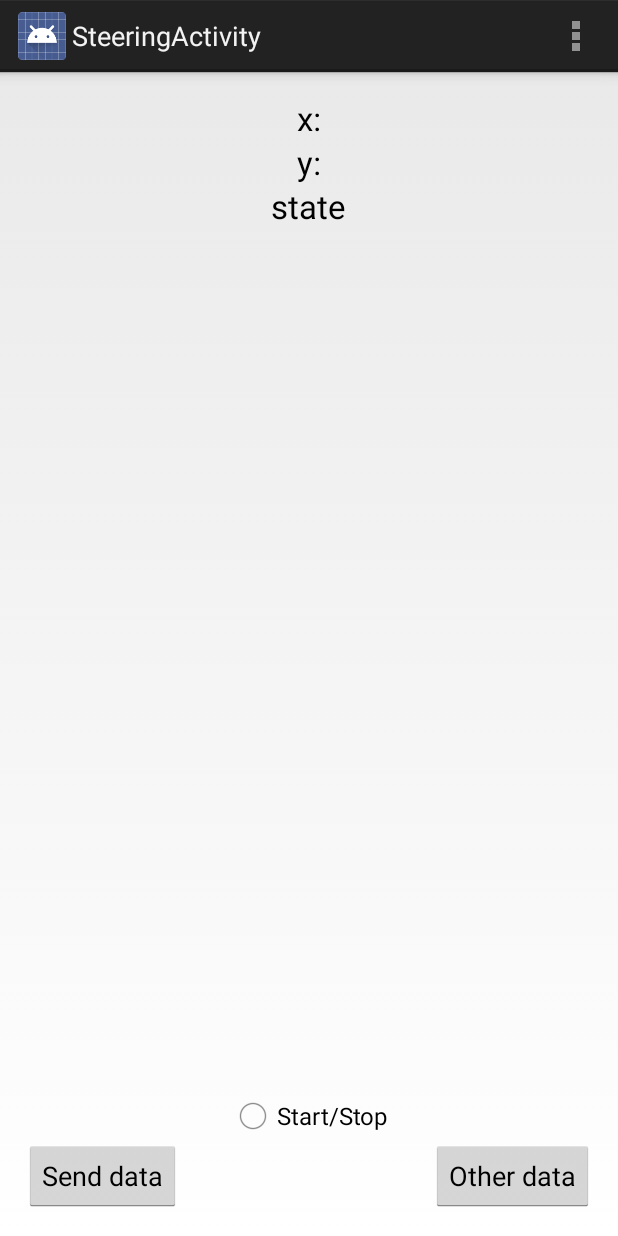
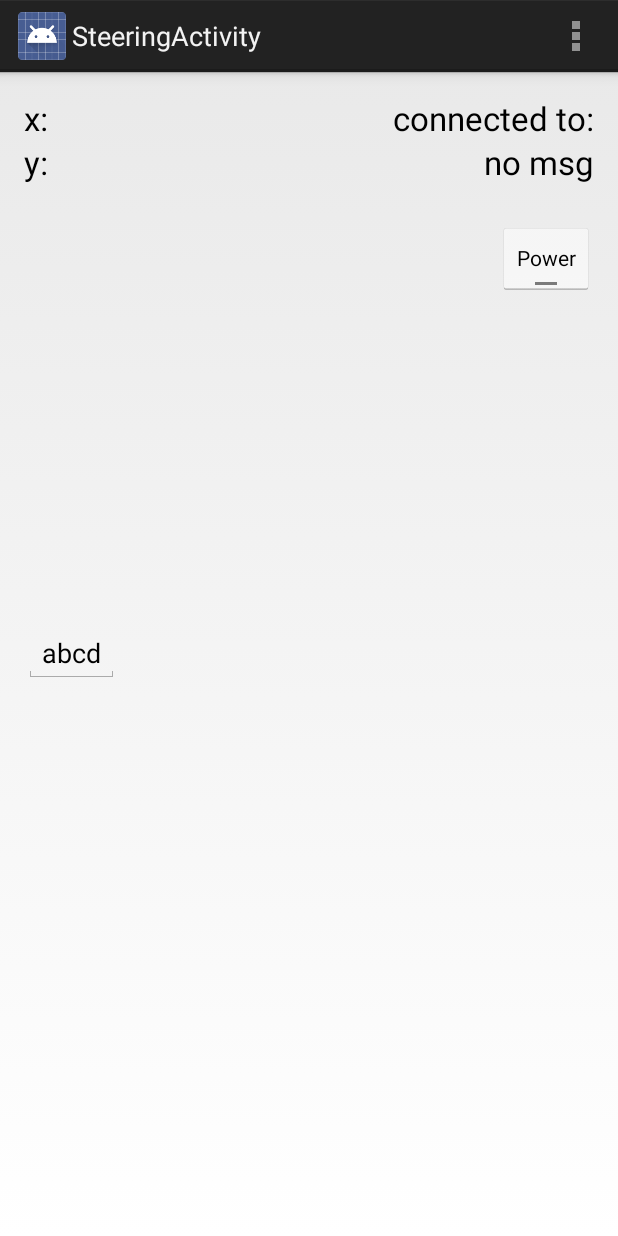
Before and after one commit to jakubt33/Hexapod, an Android app: the SteeringActivity screen opened directly, with no data from a screen before it, on a phone screen of 412 x 824 dp. Run offline under Robolectric (Android 15) with nearby library versions, the phone set to English and light mode, and no system bars; 1 statement that could not run was skipped.

Commit message:
main loop implemented

```diff
--- a/Android/Hexapod/app/src/main/java/com/jtrzyna/hexapod/SteeringActivity.java
+++ b/Android/Hexapod/app/src/main/java/com/jtrzyna/hexapod/SteeringActivity.java
@@ -12,21 +12,27 @@ import android.os.Message;
 import android.view.Menu;
 import android.view.MenuItem;
 import android.view.View;
+import android.widget.Button;
+import android.widget.EditText;
 import android.widget.ListView;
 import android.widget.RadioButton;
 import android.widget.TextView;
 import android.widget.Toast;
+import android.widget.ToggleButton;
 
 import java.io.IOException;
 import java.io.InputStream;
 import java.io.OutputStream;
 import java.io.Serializable;
 import java.util.ArrayList;
+import java.util.Iterator;
 import java.util.Set;
 import java.util.UUID;
 
 
 public class SteeringActivity extends Activity {
+
+    private Thread messageHandler;
 
     public static final UUID MY_UUID = UUID.fromString("00001101-0000-1000-8000-00805F9B34FB");
     ConnectedThread connectedThread;
@@ -35,11 +41,15 @@ public class SteeringActivity extends Activity {
     ArrayList<BluetoothDevice> devices;
     Set<BluetoothDevice> devicesArray;
     BluetoothDevice selectedDevice;
-    TextView state;
 
-    RadioButton StartStopButton;
+    String state;
+    ToggleButton power;
     TextView xPosition;
     TextView yPosition;
+    EditText messageToSend;
+    TextView btTargetName;
+    TextView messageReceived;
+
     protected static final int MESSAGE_READ = 1;
     protected static final int SUCCESS_CONNECT = 2;
 
@@ -49,14 +59,15 @@ public class SteeringActivity extends Activity {
             super.handleMessage(msg);
             switch (msg.what) {
                 case SUCCESS_CONNECT:
-                    state.setText("connected");
                     connectedThread = new ConnectedThread((BluetoothSocket)msg.obj);
+                    messageReceived.setText("waiting for instructions");
+                    mainLoop();
                     break;
 
                 case MESSAGE_READ:
                     byte[] readBuf = (byte[]) msg.obj;
                     String string = new String(readBuf);
-                    state.setText(string);
+                    messageReceived.setText(string);
                     break;
             }
         }
@@ -65,6 +76,7 @@ public class SteeringActivity extends Activity {
     protected void onCreate(Bundle savedInstanceState) {
         super.onCreate(savedInstanceState);
         setContentView(R.layout.activity_steering);
+
         init();
 
         String getData = "start";
@@ -77,49 +89,70 @@ public class SteeringActivity extends Activity {
         Bundle b = myIntent.getExtras();
         if(b.containsKey("deviceName") ) {
             getData = b.getString("deviceName");
+            int foundFlag = 0;
             for (int i=0; i<devices.size(); i++) {
                 if(devices.get(i).getName().equals(getData)){
                     selectedDevice = devices.get(i);
-                    state.setText(selectedDevice.getName());
+                    btTargetName.setText("connected to: " + selectedDevice.getName());
+                    foundFlag = 1;
+
                     break;
                 }
             }
-
-            connect = new ConnectThread(selectedDevice);
-            connect.start();
+            if(foundFlag == 1) {
+                connect = new ConnectThread(selectedDevice);
+                connect.start();
+            }
+            else {
+                finish();
+            }
 
         }
     }
 
     private void init(){
 
+
         devices = new ArrayList<BluetoothDevice>();
-        StartStopButton = (RadioButton) findViewById(R.id.radioStartStop);
+        messageToSend = (EditText) findViewById(R.id.editText);
+        messageToSend.setText("abcd");
         xPosition = (TextView)findViewById(R.id.xPosition);
         yPosition = (TextView)findViewById(R.id.yPosition);
-        state = (TextView)findViewById(R.id.textState);
+        btTargetName = (TextView)findViewById(R.id.textState);
+        messageReceived = (TextView)findViewById(R.id.textReceived);
+        power = (ToggleButton)findViewById(R.id.bPower);
+
+        messageHandler = new Thread(){
+            public void run(){
+                try{
+                    sleep(10);
+                }catch(InterruptedException e){
+                    e.printStackTrace();
+                }finally{
+                    messageReceived.setText("handler");
+                    //connectedThread.write(messageReceived.toString().getBytes());
+                    //connectedThread.run();
+                }
+            }
+        };
     }
 
+    public void onPowerClicked(View V){
 
-    public void onSentDataClicked(View V) {
-        String s = "cdcd";
-        connectedThread.write(s.getBytes());
-        connectedThread.run();
     }
-
-    public void onSentOtherDataClicked(View V) {
-        String s = "abab";
-        connectedThread.write(s.getBytes());
-        connectedThread.run();
-    }
-
-    public void onStartStopChecked(View V){
-        if(StartStopButton.isChecked()){
-
+    private void mainLoop() {
+        boolean x = true;
+        int y = 0;
+        while (x) {
+            y++;
+            if(y>100){
+                x = false;
+            }
+            //state.setText(Integer.toString(i));
+            //messageHandler.start();
+            //i++;
         }
-        else{
-
-        }
+        messageReceived.setText("loop done");
     }
 
     @Override
@@ -228,6 +261,7 @@ public class SteeringActivity extends Activity {
                 try {
                     mmSocket.close();
                 } catch (IOException closeException) {
+                    closeException.printStackTrace();
                 }
                 return;
             }
--- a/Android/Hexapod/app/src/main/res/layout/activity_steering.xml
+++ b/Android/Hexapod/app/src/main/res/layout/activity_steering.xml
@@ -15,8 +15,7 @@
         android:textAppearance="?android:attr/textAppearanceLarge"
         android:text="x:"
         android:id="@+id/xPosition"
-        android:layout_alignParentTop="true"
-        android:layout_centerHorizontal="true" />
+        android:layout_alignParentTop="true" />
 
     <TextView
         android:layout_width="wrap_content"
@@ -24,44 +23,44 @@
         android:textAppearance="?android:attr/textAppearanceLarge"
         android:text="y:"
         android:id="@+id/yPosition"
-        android:layout_below="@+id/xPosition"
-        android:layout_centerHorizontal="true" />
+        android:layout_below="@+id/xPosition" />
 
     <TextView
         android:layout_width="wrap_content"
         android:layout_height="wrap_content"
         android:textAppearance="?android:attr/textAppearanceLarge"
-        android:text="state"
+        android:text="connected to:"
         android:id="@+id/textState"
-        android:layout_below="@+id/yPosition"
-        android:layout_centerHorizontal="true" />
+        android:layout_alignParentRight="true" />
 
-    <RadioButton
+    <EditText
         android:layout_width="wrap_content"
         android:layout_height="wrap_content"
-        android:text="Start/Stop"
-        android:id="@+id/radioStartStop"
-        android:layout_above="@+id/bMsg"
-        android:layout_centerHorizontal="true"
-        android:checked="false"
-        android:clickable="true"
-        android:onClick="onStartStopChecked" />
+        android:id="@+id/editText"
+        android:layout_centerVertical="true"
+        android:layout_alignParentLeft="true"
+        android:layout_alignParentStart="true" />
 
-    <Button
+    <TextView
         android:layout_width="wrap_content"
         android:layout_height="wrap_content"
-        android:text="Send data"
-        android:id="@+id/bMsg"
-        android:layout_alignParentBottom="true"
-        android:layout_alignParentLeft="true"
-        android:onClick="onSentDataClicked" />
+        android:textAppearance="?android:attr/textAppearanceLarge"
+        android:text="no msg"
+        android:id="@+id/textReceived"
+        android:layout_alignParentRight="true"
+        android:layout_below="@+id/textState" />
 
-    <Button
+    <ToggleButton
         android:layout_width="wrap_content"
         android:layout_height="wrap_content"
-        android:text="Other data"
-        android:id="@+id/bOtherMsg"
-        android:layout_alignParentBottom="true"
-        android:layout_alignParentRight="true"
-        android:onClick="onSentOtherDataClicked" />
+        android:textOff="Power"
+        android:textOn="Power"
+        android:id="@+id/bPower"
+        android:onClick="onPowerClicked"
+        android:layout_below="@+id/textReceived"
+        android:layout_alignRight="@+id/textReceived"
+        android:layout_alignEnd="@+id/textReceived"
+        android:layout_marginTop="25dp" />
+
+
 </RelativeLayout>
```
